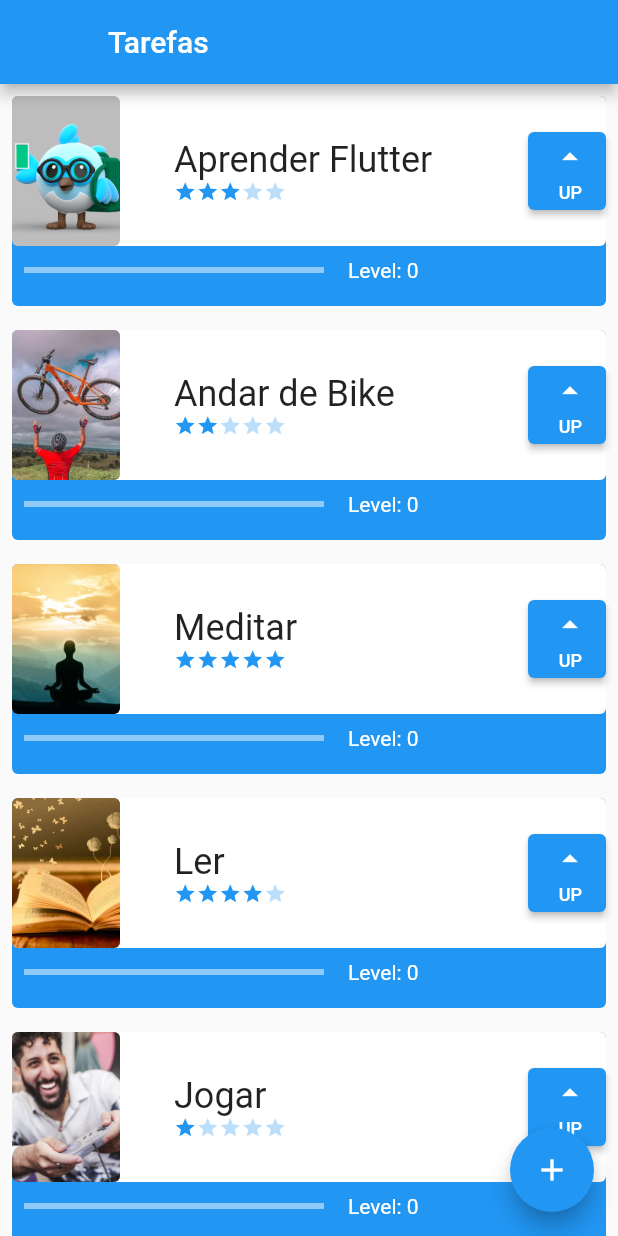
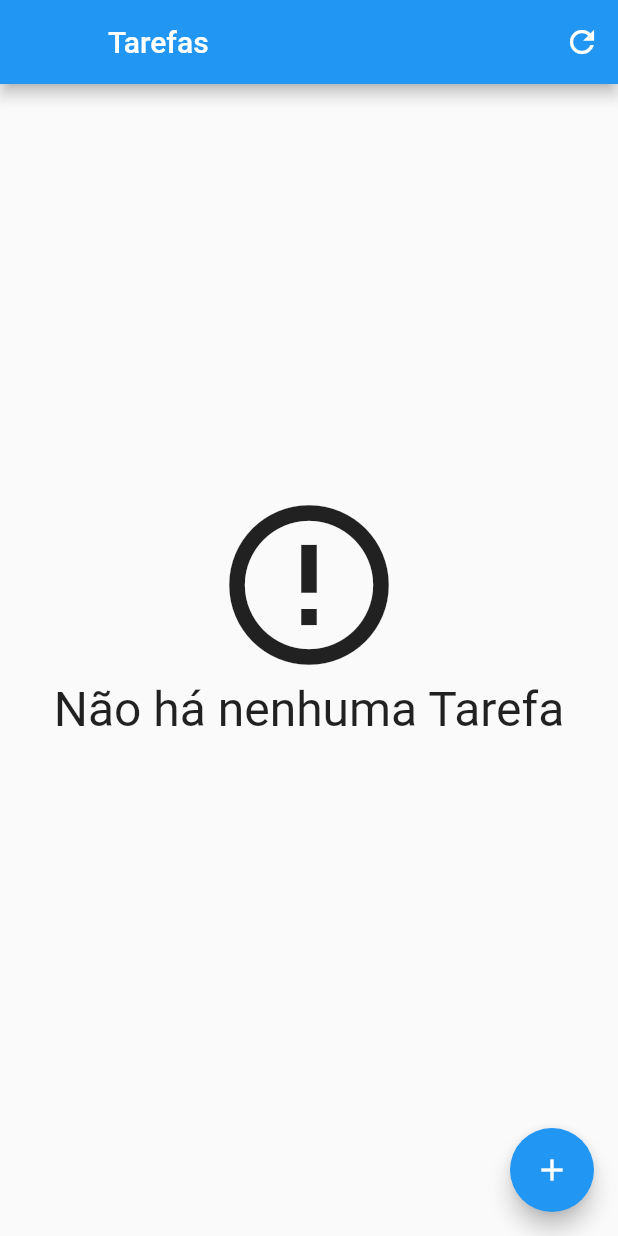
Before and after one commit to MatheusCoelho13/alura_flutter, a Flutter app: the screen it shows after launch, on a phone screen of 412 x 824 dp. Run offline on Flutter 3.47's test engine with Material 3 defaults, Android fonts, the phone set to English and light mode, and no system bars; our stand-ins replace sqflite; accounts and stored records are empty.

Commit message:
projeto finalizado => add db logicas e remover adicionar  task =>  utilizando o sqfite

```diff
--- a/lib/components/Task.dart
+++ b/lib/components/Task.dart
@@ -1,35 +1,43 @@
+import 'package:flutter/material.dart';
+import 'package:projeto_em_flutter/components/difficulty.dart';
+import 'package:projeto_em_flutter/data/Task_dao.dart';
 
 
-// ignore_for_file: file_names
 
-import 'package:flutter/material.dart';
-import 'package:projeto_em_flutter/components/difficult.dart';
 
 class Task extends StatefulWidget {
   final String nome;
   final String foto;
   final int dificuldade;
-  const Task(this.nome, this.foto, this.dificuldade, {super.key});
+  int nivel;
+  Task(this.nome, this.foto, this.dificuldade, [this.nivel = 0, Key? key,])
+      : super(key: key);
+
+
+
 
   @override
   State<Task> createState() => _TaskState();
 }
 
 class _TaskState extends State<Task> {
-  int nivel = 0;
+
+  bool assetOrNetwork() {
+    if (widget.foto.contains('http')) {
+      return false;
+    }
+    return true;
+  }
+
   @override
   Widget build(BuildContext context) {
-    return Column(
-      children: [
-        Padding(
+    return Padding(
       padding: const EdgeInsets.all(8.0),
       child: Stack(
         children: [
           Container(
             decoration: BoxDecoration(
-                  color: Colors.blue,
-                  borderRadius: BorderRadius.circular(4),
-                ),
+                borderRadius: BorderRadius.circular(4), color: Colors.blue),
             height: 140,
           ),
           Column(
@@ -51,8 +59,13 @@ class _TaskState extends State<Task> {
                       width: 72,
                       height: 100,
                       child: ClipRRect(
-                            borderRadius: BorderRadius.circular(4 ),
-                            child: Image.asset(
+                        borderRadius: BorderRadius.circular(4),
+                        child: assetOrNetwork()
+                            ? Image.asset(
+                                widget.foto,
+                                fit: BoxFit.cover,
+                              )
+                            : Image.network(
                                 widget.foto,
                                 fit: BoxFit.cover,
                               ),
@@ -66,14 +79,13 @@ class _TaskState extends State<Task> {
                             width: 200,
                             child: Text(
                               widget.nome,
-                                style: TextStyle(
+                              style: const TextStyle(
                                 fontSize: 24,
                                 overflow: TextOverflow.ellipsis,
                               ),
-                              ),
-                            ),
-                            Difficult(
-                              difficultLevel: widget.dificuldade,
+                            )),
+                        Difficulty(
+                          dificultyLevel: widget.dificuldade,
                         ),
                       ],
                     ),
@@ -81,59 +93,59 @@ class _TaskState extends State<Task> {
                       height: 52,
                       width: 52,
                       child: ElevatedButton(
+                        onLongPress: (){
+                          TaskDao().delete(widget.nome);
+                        },
                           onPressed: () {
+                            print(widget.nivel);
                             setState(() {
-                                nivel++;
+                              widget.nivel++;
                             });
-
+                            // print(nivel);
                           },
                           child: Column(
-                              mainAxisAlignment:
-                              MainAxisAlignment.spaceEvenly,
+                            mainAxisAlignment: MainAxisAlignment.spaceEvenly,
                             crossAxisAlignment: CrossAxisAlignment.end,
-                              children: [
+                            children: const [
                               Icon(Icons.arrow_drop_up),
-                                Text('UP', style: TextStyle(fontSize: 12)),
+                              Text(
+                                'UP',
+                                style: TextStyle(fontSize: 12),
+                              )
                             ],
-                            ),
-                          ),
-                        ),
+                          )),
+                    )
                   ],
                 ),
               ),
               Row(
+                mainAxisAlignment: MainAxisAlignment.spaceBetween,
                 children: [
                   Padding(
-                        padding: const EdgeInsets.all(8.0),
+                    padding: const EdgeInsets.all(8),
                     child: SizedBox(
+                      child: LinearProgressIndicator(
+                        color: Colors.white,
+                        value: (widget.dificuldade > 0)
+                            ? (widget.nivel / widget.dificuldade) / 10
+                            : 1,
+                      ),
                       width: 200,
-                          child: Column(
-                            children: [
-                              LinearProgressIndicator(
-                                value: (widget.dificuldade > 0)
-                                    ? (nivel / widget.dificuldade) / 10
-                                    : 1,
-                                color: Colors.white,
-                              ),
-                            ],
-                          ),
                     ),
                   ),
                   Padding(
-                        padding: const EdgeInsets.all(8.0),
+                    padding: const EdgeInsets.all(12),
                     child: Text(
-                          "Level: $nivel",
-                          style: TextStyle(color: Colors.white),
+                      'Nivel: ${widget.nivel}',
+                      style: const TextStyle(color: Colors.white, fontSize: 16),
                     ),
-                      ),
+                  )
                 ],
               ),
             ],
           ),
         ],
       ),
-        ),
-      ], //aaa
     );
   }
 }
--- a/lib/components/difficult.dart
+++ /dev/null
@@ -1,58 +0,0 @@
-import 'package:flutter/material.dart';
-
-class Difficult extends StatelessWidget {
-  final int difficultLevel;
-
-  const Difficult({
-    super.key,
-    required this.difficultLevel,
-  });
-
-
-  @override
-  Widget build(BuildContext context) {
-    return Row(
-      children: [
-        Icon(
-          Icons.star,
-          size: 15,
-          color: ( difficultLevel >= 1)
-              ? Colors.blue
-              : Colors.blue[100], //
-        ),
-        Icon(
-          Icons.star,
-          size: 15,
-          color: ( difficultLevel >= 2)
-              ? Colors.blue
-              : Colors.blue[100], //
-
-        ),
-        Icon(
-          Icons.star,
-          size: 15,
-          color: ( difficultLevel >= 3)
-              ? Colors.blue
-              : Colors.blue[100], //
-
-        ),
-        Icon(
-          Icons.star,
-          size: 15,
-          color: ( difficultLevel >= 4)
-              ? Colors.blue
-              : Colors.blue[100], //
-
-        ),
-        Icon(
-          Icons.star,
-          size: 15,
-          color: ( difficultLevel >= 5)
-              ? Colors.blue
-              : Colors.blue[100], //
-
-        ),
-      ],
-    );
-  }
-}
--- /dev/null
+++ b/lib/data/task_dao.dart
@@ -0,0 +1,90 @@
+
+import 'package:projeto_em_flutter/components/Task.dart';
+import 'package:projeto_em_flutter/data/database.dart';
+import 'package:sqflite/sqflite.dart';
+
+class TaskDao {
+  static const String tableSql = 'CREATE TABLE $_tablename('
+      '$_name TEXT, '
+      '$_difficulty INTEGER, '
+      '$_image TEXT)';
+
+  static const String _tablename = 'taskTable';
+  static const String _name = 'name';
+  static const String _difficulty = 'difficulty';
+  static const String _image = 'image';
+
+  save(Task tarefa) async {
+    print('Iniciando o save: ');
+    final Database bancoDeDados = await getDatabase();
+    var itemExists = await find(tarefa.nome);
+    Map<String, dynamic> taskMap = toMap(tarefa);
+    if (itemExists.isEmpty) {
+      print('a Tarefa não Existia.');
+      return await bancoDeDados.insert(_tablename, taskMap);
+    } else {
+      print('a Tarefa existia!');
+      return await bancoDeDados.update(
+        _tablename,
+        taskMap,
+        where: '$_name = ?',
+        whereArgs: [tarefa.nome],
+      );
+    }
+  }
+
+  Map<String, dynamic> toMap(Task tarefa) {
+    print('Convertendo to Map: ');
+    final Map<String, dynamic> mapaDeTarefas = Map();
+    mapaDeTarefas[_name] = tarefa.nome;
+    mapaDeTarefas[_difficulty] = tarefa.dificuldade;
+    mapaDeTarefas[_image] = tarefa.foto;
+    print('Mapa de Tarefas: $mapaDeTarefas');
+    return mapaDeTarefas;
+  }
+
+  Future<List<Task>> findAll() async {
+    print('Acessando o findAll: ');
+    final Database bancoDeDados = await getDatabase();
+    final List<Map<String, dynamic>> result =
+        await bancoDeDados.query(_tablename);
+    print('Procurando dados no banco de dados... encontrado: $result');
+    return toList(result);
+  }
+
+  List<Task> toList(List<Map<String, dynamic>> mapaDeTarefas) {
+    print('Convertendo to List:');
+    final List<Task> tarefas = [];
+    for (Map<String, dynamic> linha in mapaDeTarefas) {
+      final Task tarefa = Task(
+        linha[_name],
+        linha[_image],
+        linha[_difficulty],
+      );
+      tarefas.add(tarefa);
+    }
+    print('Lista de Tarefas: ${tarefas.toString()}');
+    return tarefas;
+  }
+
+  Future<List<Task>> find(String nomeDaTarefa) async {
+    print('Acessando find: ');
+    final Database bancoDeDados = await getDatabase();
+    print('Procurando tarefa com o nome: ${nomeDaTarefa}');
+    final List<Map<String, dynamic>> result = await bancoDeDados
+        .query(_tablename, where: '$_name = ?', whereArgs: [nomeDaTarefa]);
+    print('Tarefa encontrada: ${toList(result)}');
+
+    return toList(result);
+  }
+
+  delete(String nomeDaTarefa) async {
+    print('Deletando tarefa: $nomeDaTarefa');
+    final Database bancoDeDados = await getDatabase();
+    return await bancoDeDados.delete(
+      _tablename,
+      where: '$_name = ?',
+      whereArgs: [nomeDaTarefa],
+    );
+  }
+}
--- a/lib/data/task_inherited.dart
+++ b/lib/data/task_inherited.dart
@@ -3,30 +3,27 @@ import 'package:projeto_em_flutter/components/Task.dart';
 
 
 class TaskInherited extends InheritedWidget {
-  TaskInherited({Key? key, required Widget child})
-    : super(key: key, child: child);
+  TaskInherited({
+    Key? key,
+    required Widget child,
+  }) : super(key: key, child: child);
 
   final List<Task> taskList = [
-    Task('Aprender Flutter', 'assets/Images/dash.png', 3),
-    Task('Andar de Bike', 'assets/Images/bike.webp', 2),
-    Task('Meditar', 'assets/Images/meditar.jpeg', 5),
-    Task('Ler', 'assets/Images/livro.jpg', 4),
-    Task('Jogar', 'assets/Images/jogar.jpg', 1),
+    Task('Aprender Flutter', 'assets/images/dash.png', 3  ),
+    Task('Andar de Bike', 'assets/images/bike.webp', 2),
+    Task('Meditar', 'assets/images/meditar.jpeg', 5),
+    Task('Ler', 'assets/images/livro.jpg', 4),
+    Task('Jogar', 'assets/images/jogar.jpg', 1),
   ];
 
-  void newTask(String name, String photo, int difficulty) {
+  void newTask(String name, String photo,int difficulty){
     taskList.add(Task(name, photo, difficulty));
   }
 
   static TaskInherited of(BuildContext context) {
-    final TaskInherited? result = context
-        .dependOnInheritedWidgetOfExactType<
-          TaskInherited
-        >();
-    assert(
-      result != null,
-      'No TaskInherited found in context',
-    );
+    final TaskInherited? result =
+        context.dependOnInheritedWidgetOfExactType<TaskInherited>();
+    assert(result != null, 'No TaskInherited found in context');
     return result!;
   }
 
--- a/lib/main.dart
+++ b/lib/main.dart
@@ -1,28 +1,24 @@
 import 'package:flutter/material.dart';
+
 import 'package:projeto_em_flutter/data/task_inherited.dart';
-import 'package:projeto_em_flutter/screen/Form_screen.dart';
-import 'package:projeto_em_flutter/screen/Inicial_Screen.dart';
-
-// import 'screen/Inicial_Screen.dart';
+import 'package:projeto_em_flutter/screens/initial_screen.dart';
 
 void main() {
   runApp(const MyApp());
 }
 
 class MyApp extends StatelessWidget {
-  const MyApp({super.key});
+  const MyApp({Key? key}) : super(key: key);
 
   @override
   Widget build(BuildContext context) {
-    return TaskInherited ( // fazer isso para funcionar a funcao
-      child: MaterialApp(
-        title: 'Flutter Demeo',
-        theme: ThemeData(
-          useMaterial3: false,
-          primarySwatch: Colors.blue,
-        ),
-        home:  const Incial_Screen(),
+    return MaterialApp(
+      title: 'Flutter Demo',
+      theme: ThemeData(
+        useMaterial3: false,
+        primarySwatch: Colors.blue,
       ),
+      home: TaskInherited(child: const InitialScreen()),
     );
   }
 }
--- a/lib/screen/Inicial_Screen.dart
+++ /dev/null
@@ -1,41 +0,0 @@
-// ignore_for_file: camel_case_types, file_names
-
-import 'package:flutter/material.dart';
-import 'package:projeto_em_flutter/components/Task.dart';
-import 'package:projeto_em_flutter/data/task_inherited.dart';
-import 'package:projeto_em_flutter/screen/form_screen.dart';
-
-class Incial_Screen extends StatefulWidget {
-  const Incial_Screen({super.key});
-
-  @override
-  State<Incial_Screen> createState() =>
-      _IncialScreenState();
-}
-
-class _IncialScreenState
-    extends State<Incial_Screen> {
-  @override
-  Widget build(BuildContext context) {
-    return Scaffold(
-      appBar: AppBar(
-        leading: Container(),
-        title: Text("Tarefas"),
-      ),
-      body: ListView(
-        children: TaskInherited.of(context).taskList,
-      ),
-      floatingActionButton: FloatingActionButton(
-        onPressed: () {
-          Navigator.push(
-            context,
-            MaterialPageRoute(
-              builder: (context) => FormScreen(TaskContext: context,),
-            ),
-          );
-        },
-        child: Icon(Icons.add),
-      ),
-    );
-  }
-}
--- /dev/null
+++ b/lib/screens/initial_screen.dart
@@ -0,0 +1,115 @@
+import 'package:flutter/material.dart';
+import 'package:projeto_em_flutter/components/Task.dart';
+import 'package:projeto_em_flutter/data/Task_dao.dart';
+import 'package:projeto_em_flutter/screens/form_screen.dart';
+
+
+class InitialScreen extends StatefulWidget {
+  const InitialScreen({Key? key}) : super(key: key);
+
+  @override
+  State<InitialScreen> createState() => _InitialScreenState();
+}
+
+class _InitialScreenState extends State<InitialScreen> {
+  @override
+  Widget build(BuildContext context) {
+    return Scaffold(
+      appBar: AppBar(
+        leading: Container(),
+        actions: [
+          IconButton(
+            onPressed: () {
+              setState(() {});
+            },
+            icon: const Icon(Icons.refresh),
+          ),
+        ],
+        title: const Text('Tarefas'),
+      ),
+      body: Padding(
+        padding: const EdgeInsets.only(top: 8, bottom: 70),
+        child: FutureBuilder<List<Task>>(
+            future: TaskDao().findAll(),
+            builder: (context, snapshot) {
+              List<Task>? items = snapshot.data;
+              switch (snapshot.connectionState) {
+                case ConnectionState.none:
+                  return Center(
+                    child: Column(
+                      children: const [
+                        CircularProgressIndicator(),
+                        Text('Carregando'),
+                      ],
+                    ),
+                  );
+
+                case ConnectionState.waiting:
+                  return Center(
+                    child: Column(
+                      children: const [
+                        CircularProgressIndicator(),
+                        Text('Carregando'),
+                      ],
+                    ),
+                  );
+                case ConnectionState.active:
+                  return Center(
+                    child: Column(
+                      children: const [
+                        CircularProgressIndicator(),
+                        Text('Carregando'),
+                      ],
+                    ),
+                  );
+                case ConnectionState.done:
+                  if (snapshot.hasData && items != null) {
+                    if (items.isNotEmpty) {
+                      return ListView.builder(
+                          itemCount: items.length,
+                          itemBuilder: (BuildContext context, int index) {
+                            final Task tarefa = items[index];
+                            return tarefa;
+                          });
+                    }
+                    return Center(
+                        child: Column(
+                      mainAxisAlignment: MainAxisAlignment.center,
+                      // não implementado em vídeo por descuido meu, desculpem.
+                      crossAxisAlignment: CrossAxisAlignment.center,
+                      // essa linha de layout deixa o conteudo totalmente centralizado.
+                      children: const [
+                        Icon(
+                          Icons.error_outline,
+                          size: 128,
+                        ),
+                        Text(
+                          'Não há nenhuma Tarefa',
+                          style: TextStyle(fontSize: 32),
+                        ),
+                      ],
+                    ));
+                  }
+                  return const Text('Erro ao carregar tarefas');
+              }
+              return const Text('Erro desconhecido');
+            }),
+      ),
+      floatingActionButton: FloatingActionButton(
+        onPressed: () {
+          Navigator.push(
+            context,
+            MaterialPageRoute(
+              builder: (contextNew) => FormScreen(
+                taskContext: context,
+              ),
+            ),
+          ).then((value) => setState(() {
+                print('Recarregando a tela inicial');
+              }));
+        },
+        child: const Icon(Icons.add),
+      ),
+    );
+  }
+}
--- a/pubspec.yaml
+++ b/pubspec.yaml
@@ -34,6 +34,8 @@ dependencies:
   # The following adds the Cupertino Icons font to your application.
   # Use with the CupertinoIcons class for iOS style icons.
   cupertino_icons: ^1.0.8
+  sqflite: ^2.0.3+1
+
 
 dev_dependencies:
   flutter_test:
```
Also changed, not shown: lib/components/difficulty.dart (added, +45 -0 lines), lib/data/database.dart (added, +11 -0 lines), lib/screens/form_screen.dart (renamed from lib/screen/form_screen.dart, +62 -70 lines), lib/screens/minha_primeira_tela.dart (added, +88 -0 lines), lib/screen/minha_primeira_tela.dart (deleted), pubspec.lock, 3 other files. Lines whose indentation alone changed are shown as unchanged.
